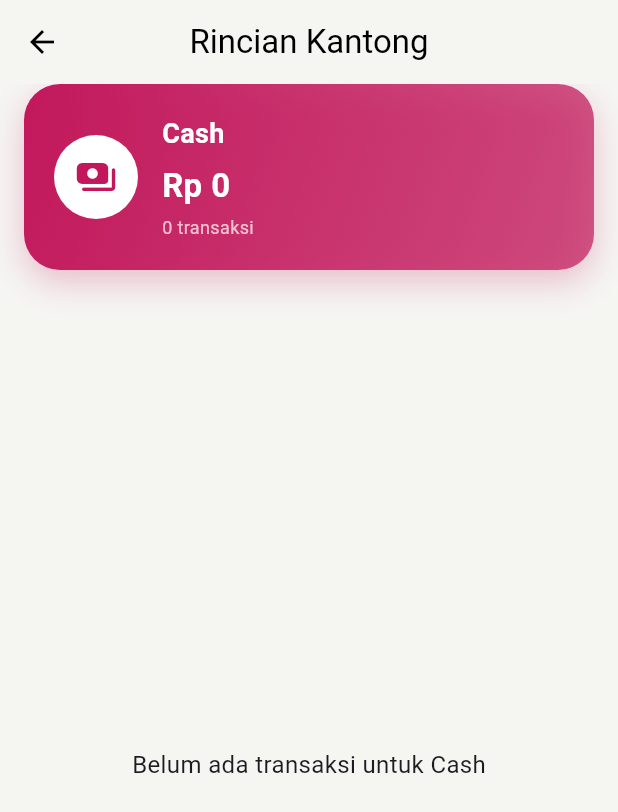
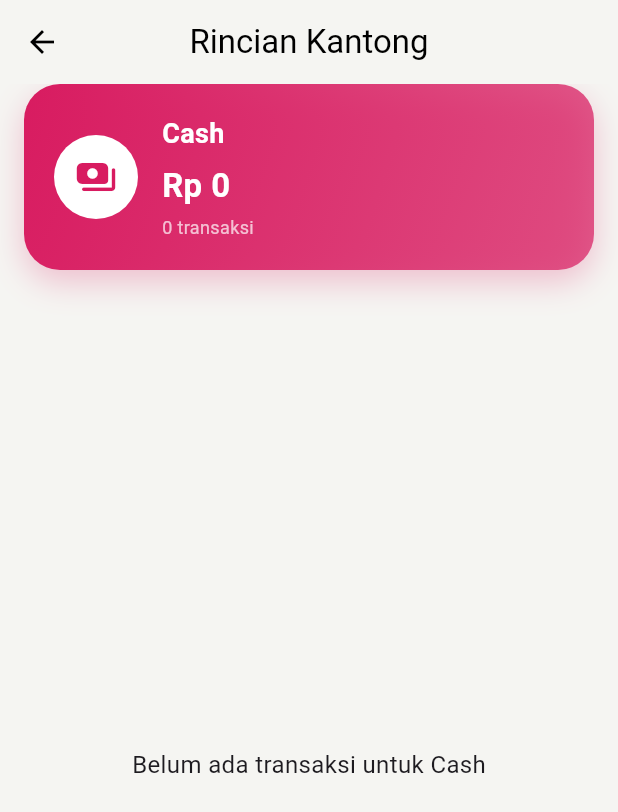
Before and after one commit to LuniXmous/Daibudge, a Flutter app: the KantongPage screen opened directly, after a tap on "Cash", on a phone screen of 412 x 824 dp. Shown: the top 812 px of the screen. Run offline on Flutter 3.47's test engine with Material 3 defaults, Android fonts, the phone set to English and light mode, and no system bars; our stand-ins replace flutter_colorpicker, sqflite; accounts and stored records are empty.

Commit message:
update kantong detail color, dark mode animation, google auth setup

```diff
--- a/lib/screens/kantong_detail_page.dart
+++ b/lib/screens/kantong_detail_page.dart
@@ -4,11 +4,13 @@ import '../models/transaction_model.dart';
 
 class KantongDetailPage extends StatelessWidget {
   final String method;
+  final Color methodColor;
   final List<TransactionModel> transactions;
 
   const KantongDetailPage({
     super.key,
     required this.method,
+    required this.methodColor,
     required this.transactions,
   });
 
@@ -49,23 +51,6 @@ class KantongDetailPage extends StatelessWidget {
         return Icons.savings_rounded;
       default:
         return Icons.account_balance_wallet_outlined;
-    }
-  }
-
-  Color getMethodColor(String method) {
-    switch (method) {
-      case 'Cash':
-        return Colors.pink.shade700;
-      case 'E-Wallet':
-        return Colors.cyan.shade700;
-      case 'QRIS':
-        return Colors.deepPurple.shade600;
-      case 'Transfer':
-        return Colors.orange.shade700;
-      case 'Tabungan':
-        return Colors.green.shade700;
-      default:
-        return Colors.blueGrey;
     }
   }
 
@@ -111,7 +96,6 @@ class KantongDetailPage extends StatelessWidget {
       ..sort((a, b) => parseDate(b).compareTo(parseDate(a)));
 
     final methodIcon = getMethodIcon(method);
-    final methodColor = getMethodColor(method);
     final isDark = Theme.of(context).brightness == Brightness.dark;
     final pageBgColor = isDark ? const Color(0xFF0D0D0D) : const Color(0xFFF5F5F2);
     final softCardColor = isDark ? const Color(0xFF1A1A1A) : Colors.white;
--- a/lib/screens/kantong_page.dart
+++ b/lib/screens/kantong_page.dart
@@ -178,6 +178,7 @@ class _KantongPageState extends State<KantongPage> {
                       MaterialPageRoute(
                         builder: (context) => KantongDetailPage(
                           method: method,
+                          methodColor: color,
                           transactions: logs,
                         ),
                       ),
--- a/lib/screens/setting_master_data_page.dart
+++ b/lib/screens/setting_master_data_page.dart
@@ -1,6 +1,7 @@
 import 'package:flutter/material.dart';
 import 'package:flutter_colorpicker/flutter_colorpicker.dart';
 import '../db/database_helper.dart';
+import '../theme/theme_controller.dart';
 
 class SettingMasterDataPage extends StatefulWidget {
   final String title;
--- a/pubspec.yaml
+++ b/pubspec.yaml
@@ -15,6 +15,9 @@ dependencies:
   sqflite: ^2.4.1
   path: ^1.9.0
   intl: ^0.20.2
+  google_sign_in: ^6.2.2
+  googleapis: ^13.2.0
+  extension_google_sign_in_as_googleapis_auth: ^2.0.13
 
 dev_dependencies:
   flutter_test:
@@ -22,6 +25,7 @@ dev_dependencies:
   flutter_lints: ^4.0.0
   flutter_launcher_icons: ^0.14.3
   flutter_colorpicker: ^1.1.0
+
 
 flutter_icons:
   android: true
```
Also changed, not shown: pubspec.lock, 1 other file.
